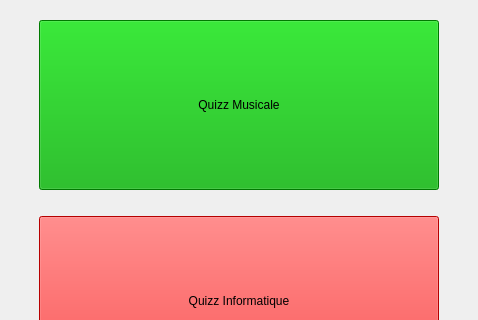
The window that Programmation/Application/Escape_Quiz_Projet_BTS/windowchoice.ui (BaptisteMagoni/Projet_escape_bts_7_quizz) describes before a commit, drawn with Qt 5; both pictures show x 0 to 478 and y 0 to 320 of the 478 by 602 pixel window.
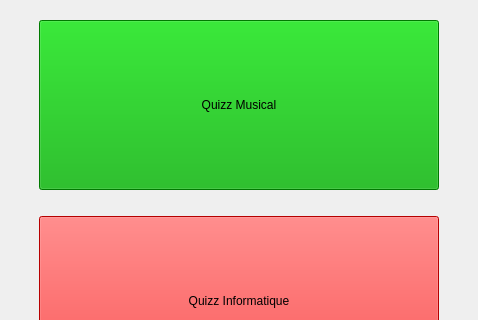
The same window after the commit.

The edit to the form file:
```diff
--- a/Programmation/Application/Escape_Quiz_Projet_BTS/windowchoice.ui
+++ b/Programmation/Application/Escape_Quiz_Projet_BTS/windowchoice.ui
@@ -175,7 +175,7 @@
          <string notr="true">background-color: rgb(0, 170, 0)</string>
         </property>
         <property name="text">
-         <string>Quizz Musicale</string>
+         <string>Quizz Musical</string>
         </property>
        </widget>
       </item>
```
Left out of the diff: 2 changed lines with no effect on the pictures.
